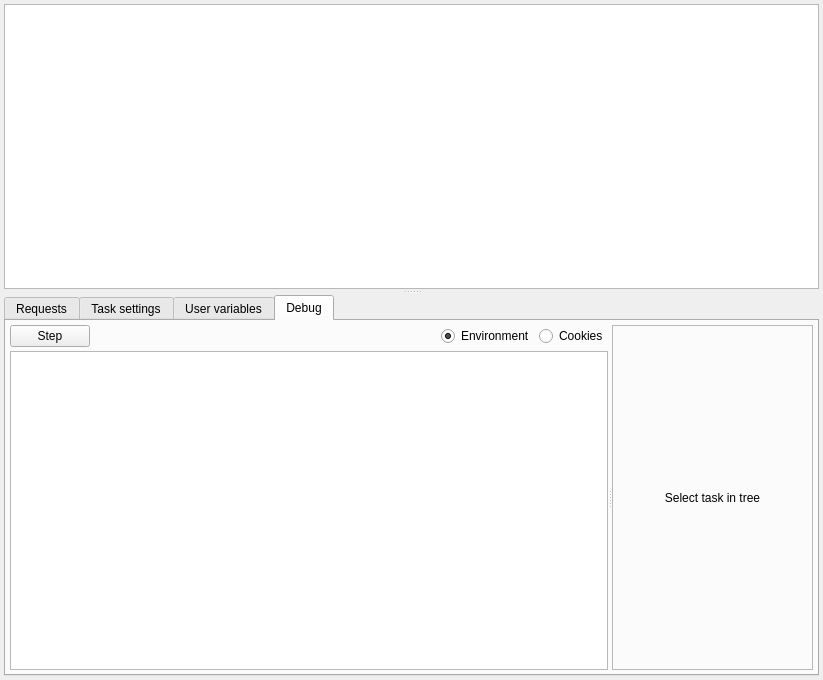
Qt form src/widgets/editform.ui (PostMonster/postmonster) before a commit.
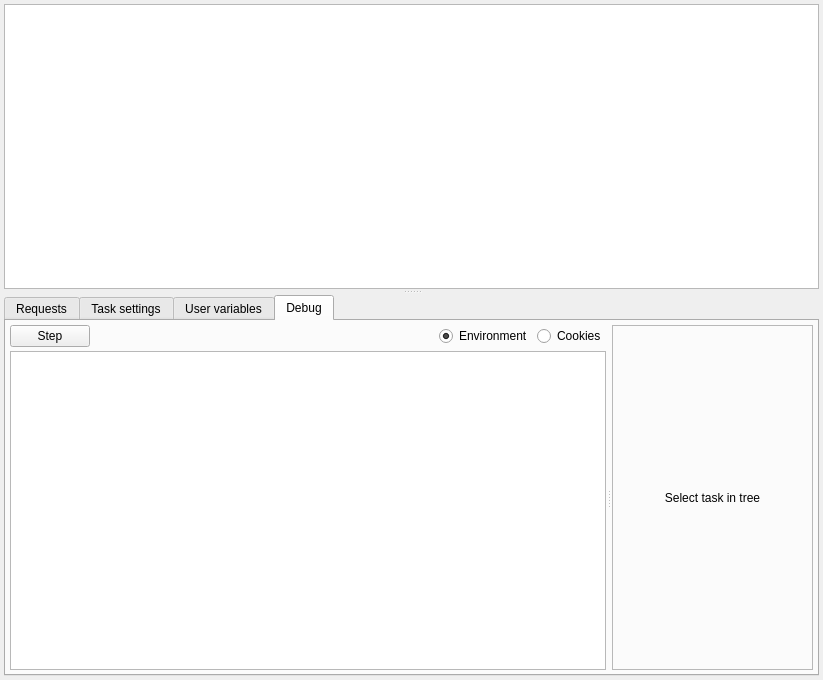
The same form after that commit. The open tabs and pages were chosen to show the change. Custom widgets are drawn as their Qt base class.

The edit to the form file:
```diff
--- a/src/widgets/editform.ui
+++ b/src/widgets/editform.ui
@@ -147,6 +147,12 @@
           <property name="orientation">
            <enum>Qt::Horizontal</enum>
           </property>
+          <property name="handleWidth">
+           <number>6</number>
+          </property>
+          <property name="childrenCollapsible">
+           <bool>false</bool>
+          </property>
           <widget class="QWidget" name="verticalLayoutWidget">
            <layout class="QVBoxLayout" name="verticalLayout_5">
             <property name="spacing">
```
